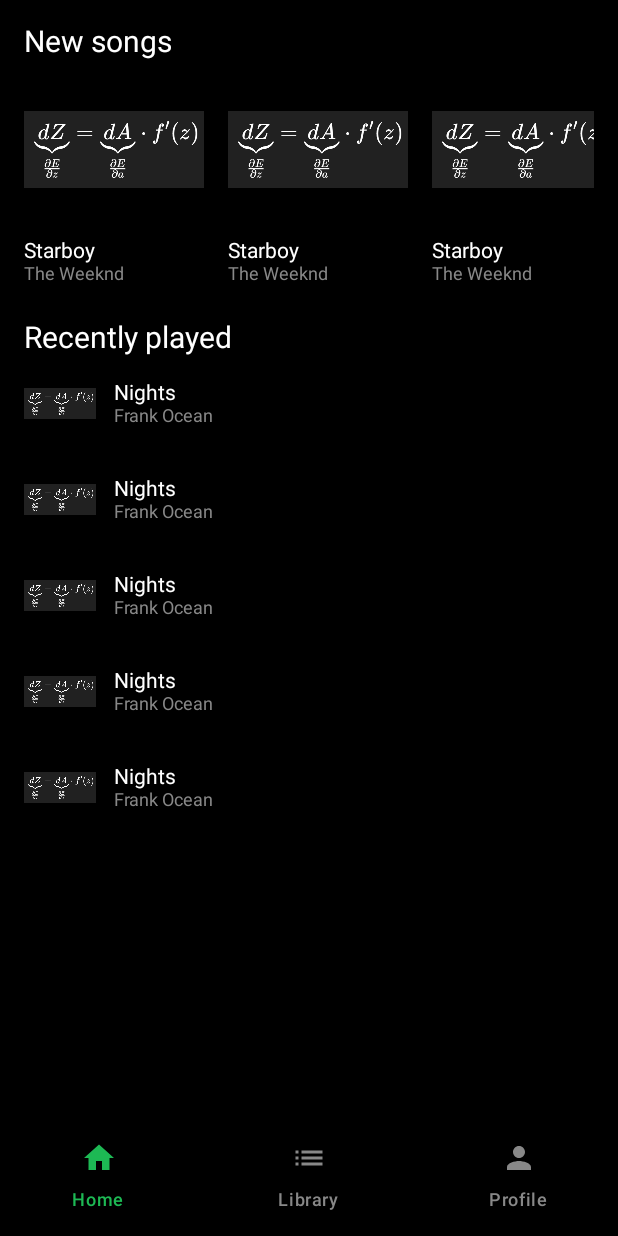
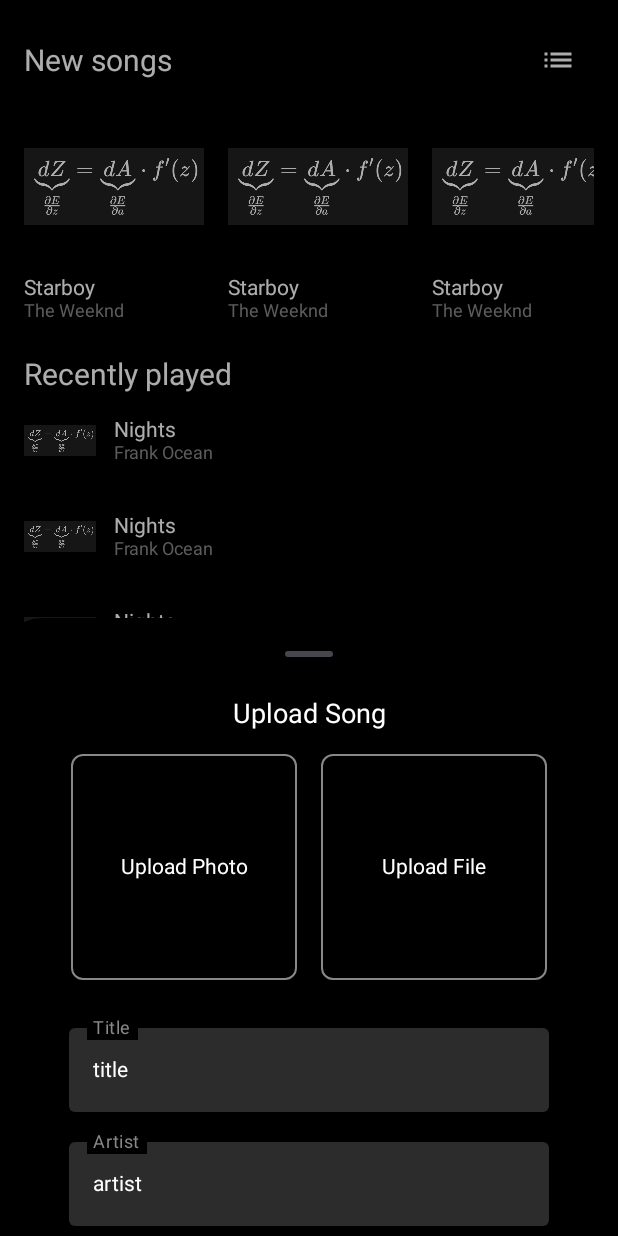
Before and after one commit to Labpro-21/if3210-tubes-mad-2025-if3210-2025-mad-kkb, an Android app built with Jetpack Compose: the @Preview function HomeScreenPreview, on a phone screen of 412 x 824 dp. Run offline under Robolectric (Android 15) with nearby library versions, the phone set to English and light mode, and no system bars.

Commit message:
feat: add song layout

```diff
--- a/app/src/main/java/com/kkb/purrytify/HomeScreen.kt
+++ b/app/src/main/java/com/kkb/purrytify/HomeScreen.kt
@@ -10,10 +10,15 @@ import androidx.compose.ui.graphics.Color
 import androidx.compose.ui.res.painterResource
 import androidx.compose.ui.unit.*
 import androidx.compose.foundation.shape.RoundedCornerShape
+import androidx.compose.material.icons.Icons
+import androidx.compose.material.icons.filled.List
 import androidx.compose.ui.draw.clip
+import androidx.compose.ui.graphics.vector.ImageVector
+import androidx.compose.ui.res.colorResource
 import androidx.compose.ui.tooling.preview.Preview
 import androidx.navigation.NavController
 import androidx.navigation.compose.rememberNavController
+import kotlinx.coroutines.launch
 
 @Preview(showBackground = true, backgroundColor = 0xFF000000)
 @Composable
@@ -23,8 +28,19 @@ fun HomeScreenPreview() {
 }
 
 
+@OptIn(ExperimentalMaterial3Api::class)
 @Composable
 fun HomeScreen(navController: NavController, currentRoute: String) {
+    val sheetState = rememberModalBottomSheetState()
+    val coroutineScope = rememberCoroutineScope()
+    var showBottomSheet by remember { mutableStateOf(false) }
+    if (showBottomSheet) {
+        UploadSongBottomSheet(
+            sheetState = sheetState,
+            coroutineScope = coroutineScope,
+            onDismiss = { showBottomSheet = false }
+        )
+    }
     Scaffold(
         containerColor = Color.Black,
         bottomBar = {
@@ -39,7 +55,31 @@ fun HomeScreen(navController: NavController, currentRoute: String) {
                 .padding(horizontal = 16.dp)
         ) {
             Spacer(modifier = Modifier.height(16.dp))
-            Text("New songs", color = Color.White, fontSize = 20.sp)
+            Row(
+                modifier = Modifier.fillMaxWidth(),
+                horizontalArrangement = Arrangement.SpaceBetween,
+                verticalAlignment = Alignment.CenterVertically
+            ) {
+                Text("New songs", color = Color.White, fontSize = 20.sp)
+                coroutineScope.launch {
+                    showBottomSheet = true
+                    sheetState.show()
+                }
+                IconButton(onClick = {
+                    // TODO: Tambahkan aksi saat tombol diklik
+                    coroutineScope.launch {
+                        showBottomSheet = true
+                        sheetState.show()
+                    }
+
+                }) {
+                    Icon(
+                        imageVector = Icons.Default.List,
+                        contentDescription = "Add",
+                        tint = Color.White
+                    )
+                }
+            }
 
             LazyRow {
                 items(5) {
--- /dev/null
+++ b/app/src/main/java/com/kkb/purrytify/UploadSongBottomSheet.kt
@@ -0,0 +1,128 @@
+package com.kkb.purrytify
+
+import androidx.compose.foundation.*
+import androidx.compose.foundation.layout.*
+import androidx.compose.foundation.shape.RoundedCornerShape
+import androidx.compose.material3.*
+import androidx.compose.runtime.*
+import androidx.compose.ui.*
+import androidx.compose.ui.graphics.Color
+import androidx.compose.ui.res.colorResource
+import androidx.compose.ui.unit.*
+import kotlinx.coroutines.CoroutineScope
+
+@OptIn(ExperimentalMaterial3Api::class)
+@Composable
+fun UploadSongBottomSheet(
+    sheetState: SheetState,
+    coroutineScope: CoroutineScope,
+    onDismiss: () -> Unit
+) {
+    val overlayColor = colorResource(id = R.color.background_overlay)
+    val fieldBgColor = colorResource(id = R.color.text_field_background)
+    val loginButtonColor = colorResource(id = R.color.spotify_green)
+    val white = colorResource(id = R.color.purritify_white)
+    val grey = colorResource(id = R.color.text_grey)
+
+    ModalBottomSheet(
+        onDismissRequest = onDismiss,
+        sheetState = sheetState,
+        containerColor = Color.Black
+    ) {
+        Column(
+            modifier = Modifier
+                .fillMaxWidth()
+                .padding(5.dp),
+            horizontalAlignment = Alignment.CenterHorizontally
+        ) {
+            Box(
+                modifier = Modifier.fillMaxWidth(),
+                contentAlignment = Alignment.Center
+            ) {
+                Text("Upload Song", color = Color.White, fontSize = 18.sp)
+            }
+            Spacer(modifier = Modifier.height(16.dp))
+
+            BoxWithConstraints {
+                val boxSize = (maxWidth - 100.dp) / 2
+                Row(horizontalArrangement = Arrangement.spacedBy(16.dp)) {
+                    Box(
+                        modifier = Modifier
+                            .size(boxSize)
+                            .border(BorderStroke(1.dp, Color.Gray), shape = RoundedCornerShape(8.dp))
+                            .clickable { },
+                        contentAlignment = Alignment.Center
+                    ) {
+                        Text("Upload Photo", color = Color.White)
+                    }
+
+                    Box(
+                        modifier = Modifier
+                            .size(boxSize)
+                            .border(BorderStroke(1.dp, Color.Gray), shape = RoundedCornerShape(8.dp))
+                            .clickable { },
+                        contentAlignment = Alignment.Center
+                    ) {
+                        Text("Upload File", color = Color.White)
+                    }
+                }
+            }
+
+            Spacer(modifier = Modifier.height(24.dp))
+
+            Column(verticalArrangement = Arrangement.spacedBy(12.dp)) {
+                OutlinedTextField(
+                    value = "title",
+                    onValueChange = {},
+                    label = { Text("Title") },
+                    singleLine = true,
+                    colors = TextFieldDefaults.colors(
+                        focusedTextColor = white,
+                        unfocusedTextColor = white,
+                        disabledTextColor = grey,
+                        focusedContainerColor = fieldBgColor,
+                        unfocusedContainerColor = fieldBgColor,
+                        focusedIndicatorColor = Color.Transparent,
+                        unfocusedIndicatorColor = Color.Transparent,
+                        focusedLabelColor = grey,
+                        unfocusedLabelColor = grey,
+                        cursorColor = white
+                    ),
+                    modifier = Modifier.width(320.dp)
+                )
+
+                OutlinedTextField(
+                    value = "artist",
+                    onValueChange = {},
+                    label = { Text("Artist") },
+                    singleLine = true,
+                    colors = TextFieldDefaults.colors(
+                        focusedTextColor = white,
+                        unfocusedTextColor = white,
+                        disabledTextColor = grey,
+                        focusedContainerColor = fieldBgColor,
+                        unfocusedContainerColor = fieldBgColor,
+                        focusedIndicatorColor = Color.Transparent,
+                        unfocusedIndicatorColor = Color.Transparent,
+                        focusedLabelColor = grey,
+                        unfocusedLabelColor = grey,
+                        cursorColor = white
+                    ),
+                    modifier = Modifier.width(320.dp)
+                )
+            }
+
+            Spacer(modifier = Modifier.height(24.dp))
+
+            Row(horizontalArrangement = Arrangement.spacedBy(16.dp)) {
+                Button(onClick = { }, colors = ButtonDefaults.buttonColors(containerColor = Color.Gray)) {
+                    Text("Cancel")
+                }
+
+                Button(onClick = { }, colors = ButtonDefaults.buttonColors(containerColor = loginButtonColor)) {
+                    Text("Save")
+                }
+            }
+        }
+    }
+}
```
